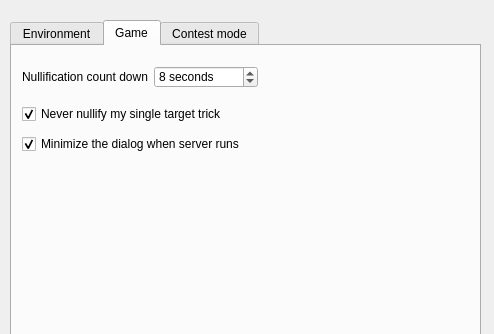
Before: the Qt Designer form src/dialog/configdialog.ui in Mogara/QSanguosha, drawn with Qt 5; both pictures show x 0 to 494 and y 0 to 334 of the 494 by 534 pixel window.
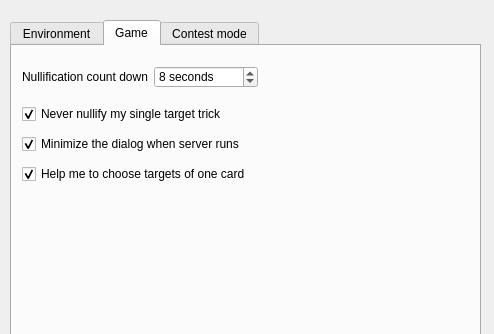
After: the same form once the commit is applied. The open tabs and pages were chosen to show the change.

```diff
--- a/src/dialog/configdialog.ui
+++ b/src/dialog/configdialog.ui
@@ -498,6 +498,25 @@
       <bool>true</bool>
      </property>
     </widget>
+    <widget class="QCheckBox" name="enableAutoTargetCheckBox">
+     <property name="enabled">
+      <bool>true</bool>
+     </property>
+     <property name="geometry">
+      <rect>
+       <x>10</x>
+       <y>120</y>
+       <width>251</width>
+       <height>16</height>
+      </rect>
+     </property>
+     <property name="text">
+      <string>Help me to choose targets of one card</string>
+     </property>
+     <property name="checked">
+      <bool>true</bool>
+     </property>
+    </widget>
    </widget>
    <widget class="QWidget" name="tab">
     <attribute name="title">
```
Left out of the diff: 6 changed lines with no effect on the pictures.
